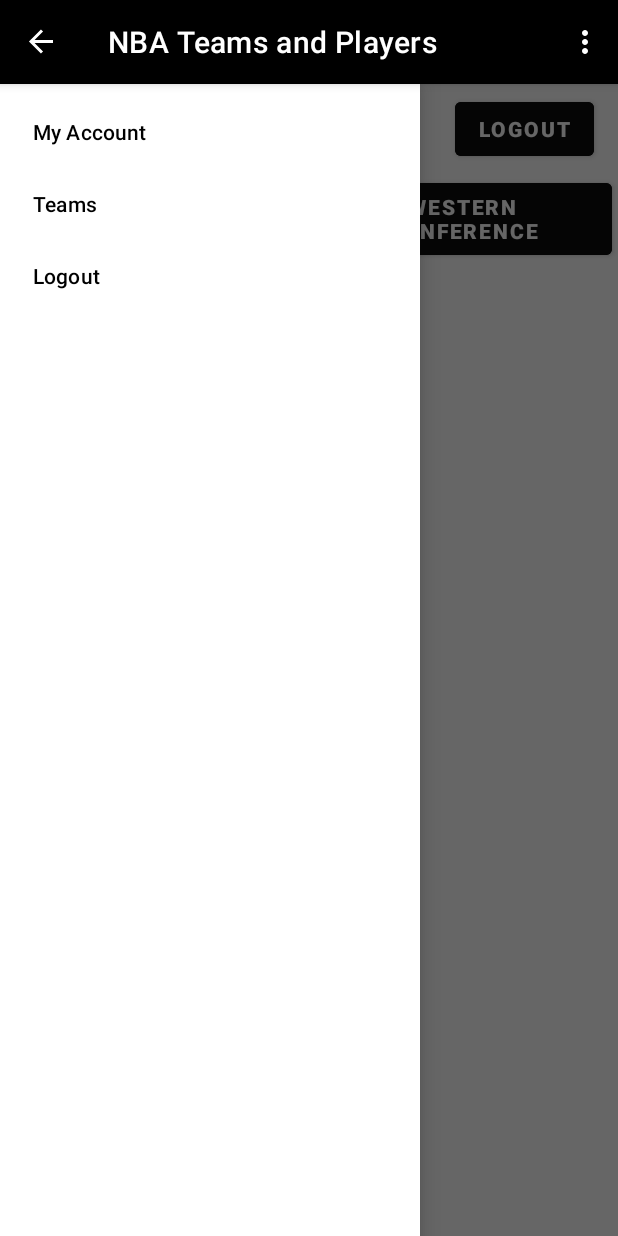
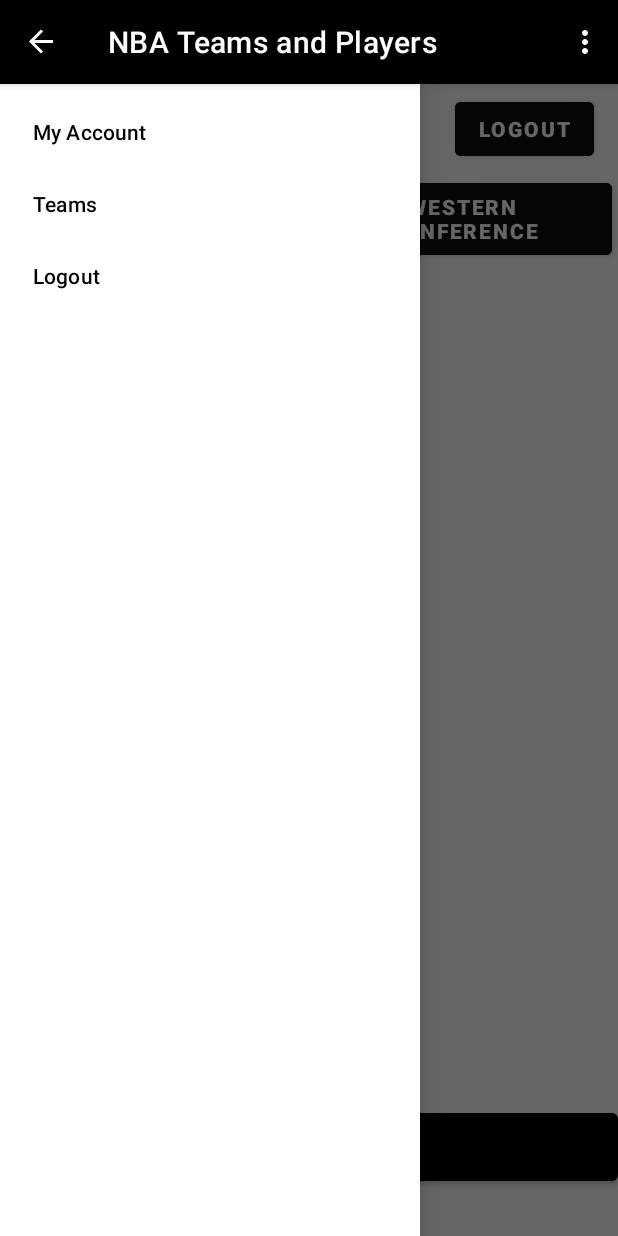
Before and after one commit to guillegarciavalos/TFM, an Android app: the screen it shows after launch (TeamsView), with the side drawer open, on a phone screen of 412 x 824 dp. Run offline under Robolectric (Android 15) with nearby library versions, the phone set to English and light mode, and no system bars; our stand-ins replace Firebase (no records; nobody signed in at launch, a user with empty details on screens opened directly); libraries missing offline, so code that uses them is left out: com.loopj.android, cz.msebera.android; Roboto replaces fonts that are not available here; 8 statements that could not run were skipped.

```diff
--- a/app/src/main/AndroidManifest.xml
+++ b/app/src/main/AndroidManifest.xml
@@ -15,6 +15,9 @@
         android:theme="@style/Theme.MyApplication"
         android:usesCleartextTraffic="true"
         tools:targetApi="31">
+        <activity
+            android:name=".FavoriteTeamsView"
+            android:exported="false" />
         <activity
             android:name=".PlayerStatsView"
             android:exported="false" />
--- a/app/src/main/java/com/example/myapplication/CustomTeamAdapter.java
+++ b/app/src/main/java/com/example/myapplication/CustomTeamAdapter.java
@@ -15,6 +15,7 @@ import android.widget.TextView;
 import androidx.annotation.NonNull;
 import androidx.recyclerview.widget.RecyclerView;
 
+import com.google.firebase.auth.FirebaseAuth;
 import com.google.firebase.database.DataSnapshot;
 import com.google.firebase.database.DatabaseError;
 import com.google.firebase.database.DatabaseReference;
@@ -92,7 +93,8 @@ public class CustomTeamAdapter extends BaseAdapter {
             @Override
             public void onClick(View view) {
                 TeamObject teamObject = listStorage.get(i);
-                myRef = database.getReference("favorites/" + teamObject.getId());
+                String userId = FirebaseAuth.getInstance().getCurrentUser().getUid();
+                myRef = database.getReference("users/" + userId + "/favorites/" + teamObject.getId());
 
                 if (teamObject.getfavStatus().equals("0")) {
                     teamObject.setfavStatus("1");
--- a/app/src/main/java/com/example/myapplication/TeamsView.java
+++ b/app/src/main/java/com/example/myapplication/TeamsView.java
@@ -44,6 +44,7 @@ public class TeamsView extends AppCompatActivity {
     private Button logout;
     private Button eastTeamsBtn;
     private Button westTeamsBtn;
+    private Button favTeamsBtn;
     JSONObject resultObjectEast;
     JSONObject resultObjectWest;
     JSONArray jsonArrayEast = null;
@@ -71,6 +72,8 @@ public class TeamsView extends AppCompatActivity {
         eastTeamsBtn = findViewById(R.id.eastTeamsBtn);
         westTeamsBtn = findViewById(R.id.westTeamsBtn);
 
+        favTeamsBtn = findViewById(R.id.favTeamsBtn);
+
         eastTeamsBtn.setOnClickListener(new View.OnClickListener() {
             @Override
             public void onClick(View view) {
@@ -92,6 +95,14 @@ public class TeamsView extends AppCompatActivity {
             public void onClick(View view) {
                 firebaseAuth.signOut();
                 Intent i = new Intent(TeamsView.this, MainActivity.class);
+                startActivity(i);
+            }
+        });
+
+        favTeamsBtn.setOnClickListener(new View.OnClickListener() {
+            @Override
+            public void onClick(View v) {
+                Intent i = new Intent(TeamsView.this, FavoriteTeamsView.class);
                 startActivity(i);
             }
         });
--- a/app/src/main/res/layout/activity_teams_view.xml
+++ b/app/src/main/res/layout/activity_teams_view.xml
@@ -11,6 +11,7 @@
     tools:ignore="HardcodedText">
 
 <RelativeLayout
+    android:id="@+id/body"
     android:layout_width="match_parent"
     android:layout_height="match_parent"
     tools:context=".TeamsView">
@@ -83,7 +84,7 @@
         android:id="@+id/eastTeamsGrid"
         android:layout_below="@id/buttons"
         android:layout_width="match_parent"
-        android:layout_height="wrap_content"
+        android:layout_height="560dp"
         android:numColumns="1"
         android:focusable="false"
         android:clickable="false"
@@ -91,15 +92,27 @@
 
     <GridView
         android:id="@+id/westTeamsGrid"
+        android:layout_width="match_parent"
+        android:layout_height="560dp"
         android:layout_below="@id/buttons"
+        android:clickable="false"
+        android:focusable="false"
+        android:numColumns="1"
+        android:verticalSpacing="2dp">
+
+    </GridView>
+
+    <Button
+        android:id="@+id/favTeamsBtn"
+        android:layout_below="@id/westTeamsGrid"
         android:layout_width="match_parent"
-        android:layout_height="match_parent"
-        android:numColumns="1"
-        android:focusable="false"
-        android:clickable="false"
-        android:verticalSpacing="2dp" />
+        android:layout_height="57dp"
+        android:layout_marginTop="0dp"
+        android:fontFamily="sans-serif-black"
+        android:text="FAVORITE TEAMS" />
 
 </RelativeLayout>
+
 
     <com.google.android.material.navigation.NavigationView
         android:layout_width="wrap_content"
```
Also changed, not shown: app/src/main/java/com/example/myapplication/FavoriteTeamsView.java (added, +89 -0 lines), app/src/main/res/layout/activity_favorite_teams_view.xml (added, +59 -0 lines).
